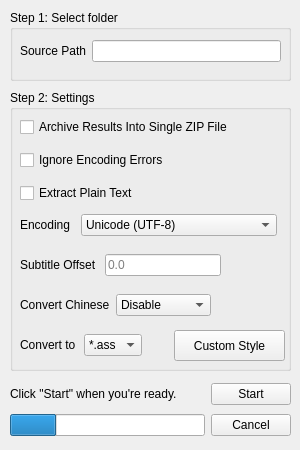
Old version of the form src/ui/transub.ui in the repository Gatorix/Final-Project.
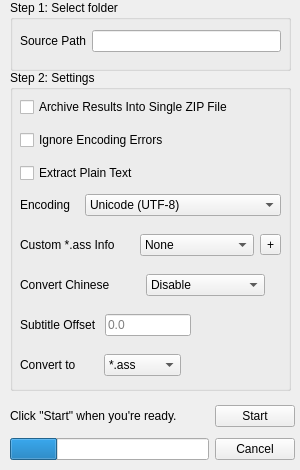
New version of the form.

What changed in the file:
```diff
--- a/src/ui/transub.ui
+++ b/src/ui/transub.ui
@@ -7,7 +7,7 @@
     <x>0</x>
     <y>0</y>
     <width>300</width>
-    <height>450</height>
+    <height>470</height>
    </rect>
   </property>
   <property name="windowTitle">
@@ -17,20 +17,20 @@
    <property name="geometry">
     <rect>
      <x>10</x>
-     <y>90</y>
+     <y>70</y>
      <width>281</width>
-     <height>281</height>
+     <height>321</height>
     </rect>
    </property>
    <property name="title">
     <string>Step 2: Settings</string>
    </property>
-   <widget class="QWidget" name="">
+   <widget class="QWidget" name="layoutWidget">
     <property name="geometry">
      <rect>
       <x>10</x>
       <y>120</y>
-      <width>257</width>
+      <width>261</width>
       <height>31</height>
      </rect>
     </property>
@@ -73,7 +73,7 @@
      </item>
     </layout>
    </widget>
-   <widget class="QWidget" name="">
+   <widget class="QWidget" name="layoutWidget">
     <property name="geometry">
      <rect>
       <x>10</x>
@@ -106,12 +106,12 @@
      </item>
     </layout>
    </widget>
-   <widget class="QWidget" name="">
+   <widget class="QWidget" name="layoutWidget">
     <property name="geometry">
      <rect>
       <x>10</x>
       <y>200</y>
-      <width>191</width>
+      <width>245</width>
       <height>31</height>
      </rect>
     </property>
@@ -144,12 +144,12 @@
      </item>
     </layout>
    </widget>
-   <widget class="QWidget" name="">
+   <widget class="QWidget" name="layoutWidget">
     <property name="geometry">
      <rect>
       <x>10</x>
-      <y>240</y>
-      <width>122</width>
+      <y>280</y>
+      <width>161</width>
       <height>31</height>
      </rect>
     </property>
@@ -177,25 +177,12 @@
      </item>
     </layout>
    </widget>
-   <widget class="QPushButton" name="button_custom">
-    <property name="geometry">
-     <rect>
-      <x>164</x>
-      <y>240</y>
-      <width>111</width>
-      <height>31</height>
-     </rect>
-    </property>
-    <property name="text">
-     <string>Custom Style</string>
-    </property>
-   </widget>
-   <widget class="QWidget" name="">
+   <widget class="QWidget" name="layoutWidget">
     <property name="geometry">
      <rect>
       <x>10</x>
-      <y>160</y>
-      <width>201</width>
+      <y>240</y>
+      <width>171</width>
       <height>31</height>
      </rect>
     </property>
@@ -219,12 +206,47 @@
      </item>
     </layout>
    </widget>
+   <widget class="QWidget" name="">
+    <property name="geometry">
+     <rect>
+      <x>10</x>
+      <y>160</y>
+      <width>261</width>
+      <height>31</height>
+     </rect>
+    </property>
+    <layout class="QGridLayout" name="gridLayout_7">
+     <item row="0" column="0">
+      <widget class="QLabel" name="label_chinese_2">
+       <property name="text">
+        <string>Custom *.ass Info</string>
+       </property>
+      </widget>
+     </item>
+     <item row="0" column="1">
+      <widget class="QComboBox" name="combo_box_chinese_2">
+       <item>
+        <property name="text">
+         <string>None</string>
+        </property>
+       </item>
+      </widget>
+     </item>
+     <item row="0" column="2">
+      <widget class="QToolButton" name="toolButton">
+       <property name="text">
+        <string>+</string>
+       </property>
+      </widget>
+     </item>
+    </layout>
+   </widget>
   </widget>
   <widget class="QGroupBox" name="folder_group">
    <property name="geometry">
     <rect>
      <x>10</x>
-     <y>10</y>
+     <y>0</y>
      <width>281</width>
      <height>71</height>
     </rect>
@@ -232,7 +254,7 @@
    <property name="title">
     <string>Step 1: Select folder</string>
    </property>
-   <widget class="QWidget" name="">
+   <widget class="QWidget" name="layoutWidget">
     <property name="geometry">
      <rect>
       <x>10</x>
@@ -250,18 +272,22 @@
       </widget>
      </item>
      <item row="0" column="1">
-      <widget class="QLineEdit" name="line_edit_path"/>
+      <widget class="QLineEdit" name="line_edit_path">
+       <property name="readOnly">
+        <bool>true</bool>
+       </property>
+      </widget>
      </item>
     </layout>
    </widget>
   </widget>
-  <widget class="QWidget" name="">
+  <widget class="QWidget" name="layoutWidget">
    <property name="geometry">
     <rect>
      <x>10</x>
-     <y>380</y>
-     <width>281</width>
-     <height>61</height>
+     <y>400</y>
+     <width>285</width>
+     <height>66</height>
     </rect>
    </property>
    <layout class="QGridLayout" name="gridLayout_6">
```
